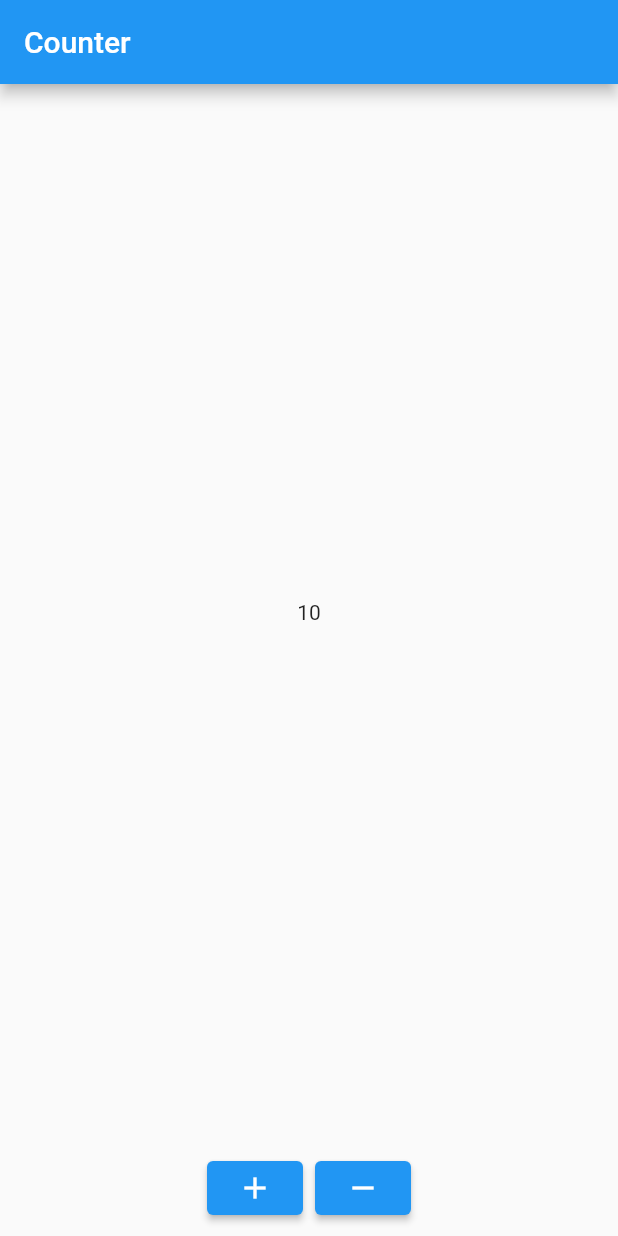
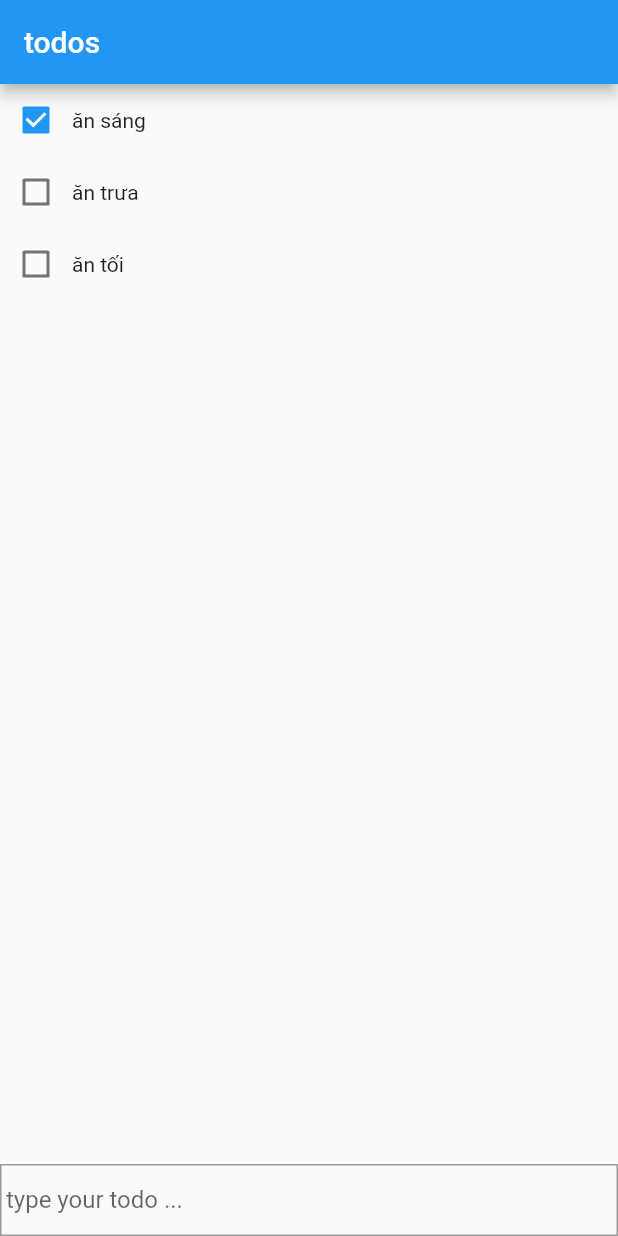
Before and after one commit to damphat/learn_redux, a Flutter app: the screen it shows after launch, on a phone screen of 412 x 824 dp. Run offline on Flutter 3.47's test engine with Material 2 defaults, Android fonts, the phone set to English and light mode, and no system bars; our stand-ins replace flutter_redux, redux.

Commit message:
todo app

```diff
--- a/lib/main.dart
+++ b/lib/main.dart
@@ -1,3 +1,4 @@
 import 'counter.dart' as counter;
+import 'todo_app/todo_app.dart' as todo_app;
 
-void main() => counter.main();
+void main() => todo_app.main();
--- /dev/null
+++ b/lib/todo_app/input.dart
@@ -0,0 +1,11 @@
+class ChangeInput {
+  ChangeInput(this.input);
+  String input;
+}
+
+String inputReducer(String input, dynamic action) {
+  if (action is ChangeInput) {
+    return action.input;
+  }
+  return input;
+}
--- /dev/null
+++ b/lib/todo_app/todo_app.dart
@@ -0,0 +1,122 @@
+import 'package:flutter/cupertino.dart';
+import 'package:flutter/material.dart';
+import 'package:flutter/services.dart';
+import 'package:flutter_redux/flutter_redux.dart';
+import 'package:redux/redux.dart';
+
+import 'todos.dart';
+import 'input.dart';
+
+class AppState {
+  AppState({required this.todos, required this.input});
+
+  final List<Todo> todos;
+  final String input;
+}
+
+AppState reducer(AppState state, dynamic action) {
+  return AppState(
+    todos: todosReducer(state.todos, action),
+    input: inputReducer(state.input, action),
+  );
+}
+
+void main() {
+  var store = Store<AppState>(
+    reducer,
+    initialState: AppState(
+      input: '',
+      todos: [
+        Todo(text: 'ăn sáng', done: true),
+        Todo(text: 'ăn trưa', done: false),
+        Todo(text: 'ăn tối', done: false),
+      ],
+    ),
+  );
+
+  runApp(
+    StoreProvider(
+      store: store,
+      child: MaterialApp(
+        home: Scaffold(
+          appBar: AppBar(title: Text('todos')),
+          body: Column(
+            children: [
+              Expanded(
+                child: StoreBuilder<AppState>(builder: (context, store) {
+                  return ListView(
+                    children: store.state.todos
+                        .map(
+                          (e) => Row(
+                            children: [
+                              Checkbox(
+                                value: e.done,
+                                onChanged: (b) {
+                                  store.dispatch(ToggleTodo(e));
+                                },
+                              ),
+                              Text(e.text),
+                            ],
+                          ),
+                        )
+                        .toList(),
+                  );
+                }),
+              ),
+              TodoInput()
+            ],
+          ),
+        ),
+      ),
+    ),
+  );
+}
+
+class TodoInput extends StatefulWidget {
+  @override
+  _TodoInputState createState() => _TodoInputState();
+}
+
+class _TodoInputState extends State<TodoInput> {
+  var controller = TextEditingController(text: '?');
+  var focus = FocusNode();
+
+  @override
+  void initState() {
+    super.initState();
+
+    var store = StoreProvider.of<AppState>(context, listen: false);
+    controller.text = store.state.input;
+  }
+
+  @override
+  Widget build(BuildContext context) {
+    return StoreBuilder<AppState>(builder: (context, store) {
+      if (controller.text != store.state.input)
+        controller.text = store.state.input;
+      print('build textfield');
+      return TextField(
+        controller: controller,
+        focusNode: focus,
+        decoration: InputDecoration(
+          contentPadding: EdgeInsets.all(4),
+          hintText: 'type your todo ...',
+          border: OutlineInputBorder(borderRadius: BorderRadius.zero),
+        ),
+        onChanged: (text) {
+          store.dispatch(ChangeInput(text));
+        },
+        onSubmitted: (text) {
+          store.dispatch(
+            AddTodo(
+              Todo(text: text, done: false),
+            ),
+          );
+
+          store.dispatch(ChangeInput(''));
+          focus.requestFocus();
+        },
+      );
+    });
+  }
+}
--- /dev/null
+++ b/lib/todo_app/todos.dart
@@ -0,0 +1,39 @@
+class Todo {
+  Todo({required this.text, required this.done});
+
+  String text;
+  bool done;
+}
+
+class AddTodo {
+  AddTodo(this.todo);
+  Todo todo;
+}
+
+class RemoveTodo {
+  RemoveTodo(this.todo);
+  Todo todo;
+}
+
+class ToggleTodo {
+  ToggleTodo(this.todo);
+  Todo todo;
+}
+
+List<Todo> todosReducer(List<Todo> todos, dynamic action) {
+  if (action is AddTodo) {
+    return [...todos, action.todo];
+  }
+
+  if (action is RemoveTodo) {
+    return todos.where((e) => e != action.todo).toList();
+  }
+
+  if (action is ToggleTodo) {
+    return todos
+        .map((e) =>
+            e == action.todo ? Todo(text: e.text + '.', done: !e.done) : e)
+        .toList();
+  }
+  return todos;
+}
```
Also changed, not shown: 1 other file.
